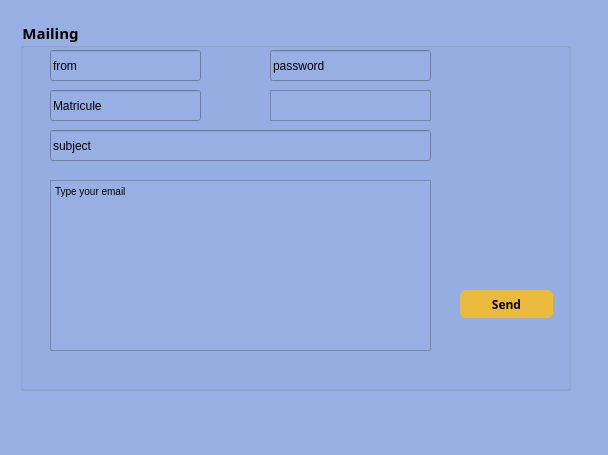
Above: dialog.ui from ajroudamira/Smart-radio-2A21 before the change. Below: the same form after it.
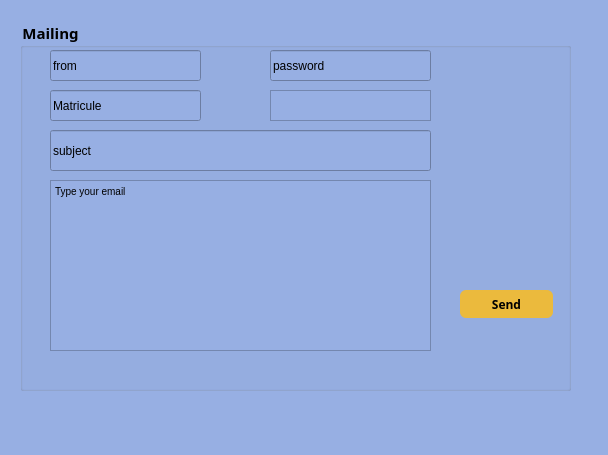
That is the form after the change.

The edit to the form file:
```diff
--- a/dialog.ui
+++ b/dialog.ui
@@ -69,7 +69,7 @@
        <x>30</x>
        <y>110</y>
        <width>381</width>
-       <height>31</height>
+       <height>41</height>
       </rect>
      </property>
      <property name="text">
```
